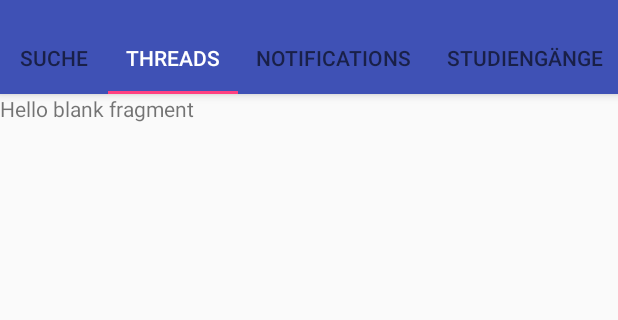
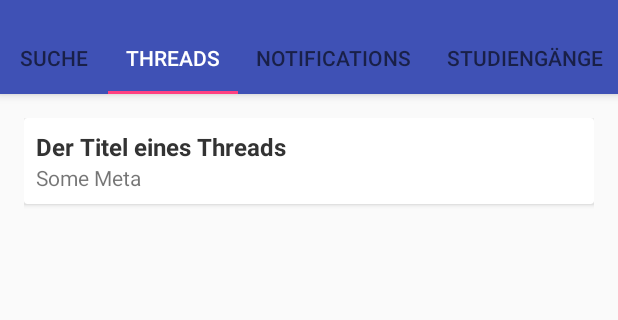
Before and after one commit to Plsr/EISWS1516MaemeckePoplawski, an Android app: the HomeActivity screen opened directly, with no data from a screen before it, tab 2 chosen, on a phone screen of 412 x 824 dp, the part 62-382 px from its top. Run offline under Robolectric (Android 15) with nearby library versions, the phone set to English and light mode, and no system bars.

Commit message:
Basic Card Layout for Thread Bookmarks

```diff
--- a/MS6/app/Hochschulify/app/build.gradle
+++ b/MS6/app/Hochschulify/app/build.gradle
@@ -25,4 +25,5 @@ dependencies {
     compile 'com.android.support:appcompat-v7:22.2.1'
     compile 'com.android.support:design:22.2.1'
     compile 'com.android.support:support-v4:22.2.1'
+    compile 'com.android.support:cardview-v7:22.0.+'
 }
--- a/MS6/app/Hochschulify/app/src/main/res/layout/fragment_bookmarks_threads.xml
+++ b/MS6/app/Hochschulify/app/src/main/res/layout/fragment_bookmarks_threads.xml
@@ -1,9 +1,47 @@
-<FrameLayout xmlns:android="http://schemas.android.com/apk/res/android"
-    xmlns:tools="http://schemas.android.com/tools" android:layout_width="match_parent"
-    android:layout_height="match_parent" tools:context=".BookmarksThreadsFragment">
+<LinearLayout
+    xmlns:android="http://schemas.android.com/apk/res/android"
+    xmlns:tools="http://schemas.android.com/tools"
+    android:layout_width="match_parent"
+    android:layout_height="match_parent"
+    android:orientation="vertical"
+    android:padding="@dimen/activity_padding"
+    tools:context=".BookmarksThreadsFragment">
 
-    <!-- TODO: Update blank fragment layout -->
-    <TextView android:layout_width="match_parent" android:layout_height="match_parent"
-        android:text="@string/hello_blank_fragment" />
 
-</FrameLayout>
+    <!-- A CardView that contains a TextView -->
+    <android.support.v7.widget.CardView
+        xmlns:card_view="http://schemas.android.com/apk/res-auto"
+        android:id="@+id/card_view"
+        android:layout_width="match_parent"
+        android:layout_height="wrap_content"
+        card_view:cardCornerRadius="2dp">
+
+
+        <RelativeLayout
+            android:layout_width="match_parent"
+            android:layout_height="match_parent"
+            android:padding="8dp">
+
+        <TextView
+            android:id="@+id/thread_title"
+            android:layout_width="match_parent"
+            android:layout_height="wrap_content"
+            android:textSize="@dimen/card_headline_font_size"
+            android:textStyle="bold"
+            android:textColor="@color/colorBlack"
+            android:text="@string/thread_title"/>
+
+        <TextView
+            android:id="@+id/meta"
+            android:layout_width="match_parent"
+            android:layout_height="wrap_content"
+            android:layout_below="@id/thread_title"
+            android:text="@string/thread_meta"/>
+
+        </RelativeLayout>
+
+
+    </android.support.v7.widget.CardView>
+
+
+</LinearLayout>
--- a/MS6/app/Hochschulify/app/src/main/res/values/colors.xml
+++ b/MS6/app/Hochschulify/app/src/main/res/values/colors.xml
@@ -4,4 +4,5 @@
     <color name="colorPrimaryDark">#303F9F</color>
     <color name="colorAccent">#FF4081</color>
     <color name="colorWhite">#FFFFFF</color>
+    <color name="colorBlack">#333333</color>
 </resources>
--- a/MS6/app/Hochschulify/app/src/main/res/values/dimens.xml
+++ b/MS6/app/Hochschulify/app/src/main/res/values/dimens.xml
@@ -2,4 +2,8 @@
     <!-- Default screen margins, per the Android Design guidelines. -->
     <dimen name="activity_horizontal_margin">16dp</dimen>
     <dimen name="activity_vertical_margin">16dp</dimen>
+    <dimen name="activity_padding">16dp</dimen>
+
+    <!-- Font settings -->
+    <dimen name="card_headline_font_size">16dp</dimen>
 </resources>
--- a/MS6/app/Hochschulify/app/src/main/res/values/strings.xml
+++ b/MS6/app/Hochschulify/app/src/main/res/values/strings.xml
@@ -14,4 +14,6 @@
     <!-- TODO: Remove or change this placeholder text -->
     <string name="hello_blank_fragment">Hello blank fragment</string>
     <string name="recent_search_headline">Zuletzt gesucht</string>
+    <string name="thread_title">Der Titel eines Threads</string>
+    <string name="thread_meta">Some Meta</string>
 </resources>
```
Also changed, not shown: 1 other file.
